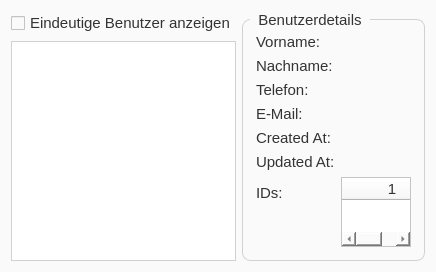
CodeName-666/VDataParser, file src/ui/design/user_info.ui: the form before one commit.
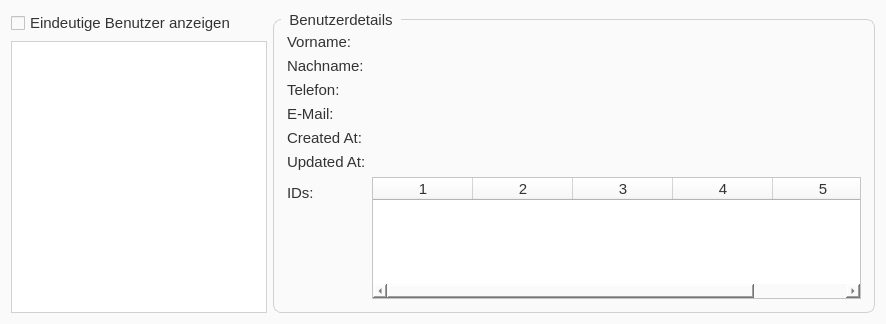
The form after the commit.

Diff of the .ui file:
```diff
--- a/src/ui/design/user_info.ui
+++ b/src/ui/design/user_info.ui
@@ -6,8 +6,8 @@
    <rect>
     <x>0</x>
     <y>0</y>
-    <width>381</width>
-    <height>238</height>
+    <width>886</width>
+    <height>324</height>
    </rect>
   </property>
   <property name="windowTitle">
```
Left out of the diff: 56 changed lines with no effect on the pictures.
